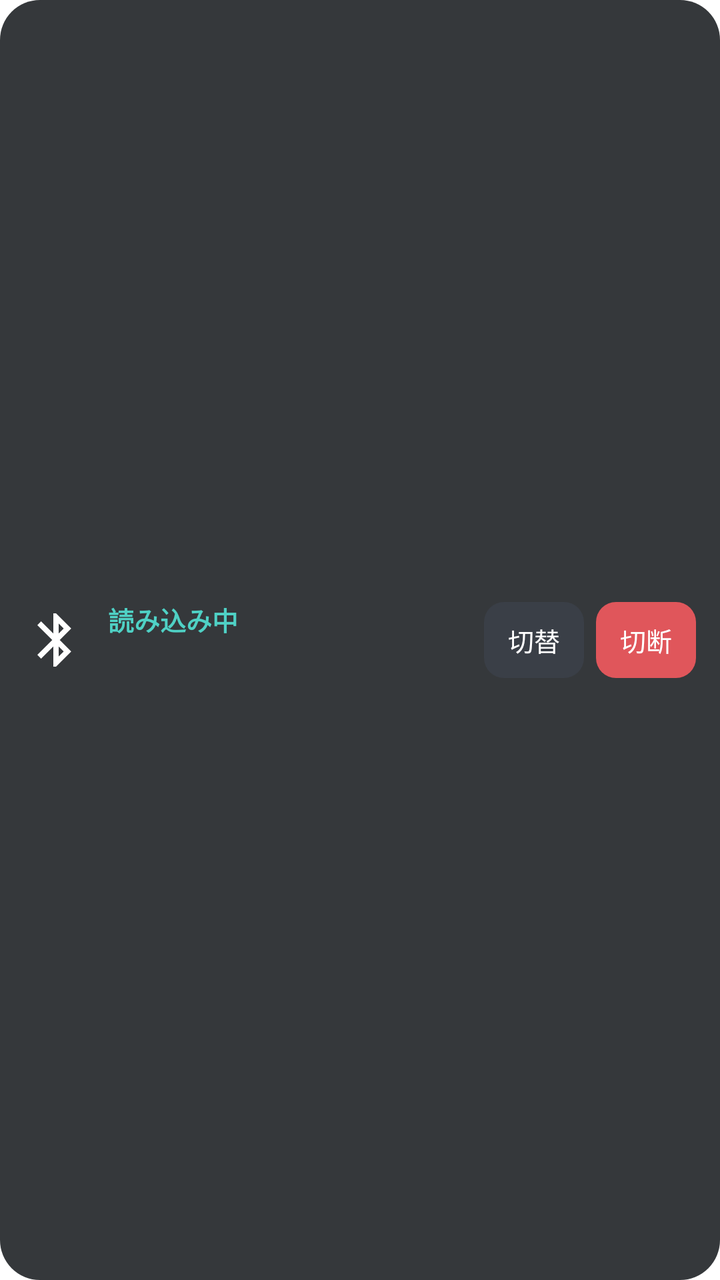
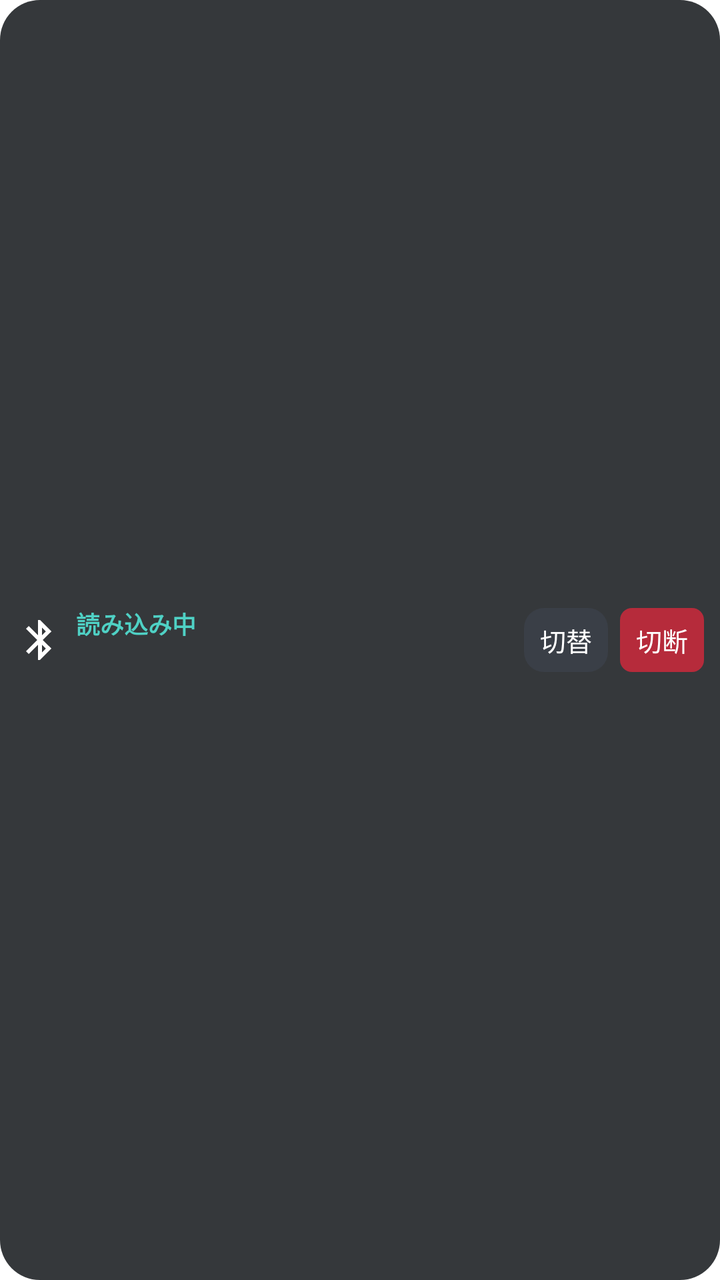

Two renders of the same Android screen: before a commit and after it. Below are the layout's source before the change and the commit's diff.
<!-- AndroidManifest.xml: fallback theme Theme.MaterialComponents.DayNight.NoActionBar -->
<!-- res/layout/widget_bt.xml -->
<LinearLayout xmlns:android="http://schemas.android.com/apk/res/android"
    android:id="@+id/root" android:layout_width="match_parent" android:layout_height="match_parent"
    android:orientation="horizontal" android:gravity="center_vertical" android:padding="12dp" android:background="@drawable/widget_bg">
    <ImageView android:id="@+id/icon" android:layout_width="32dp" android:layout_height="32dp" android:src="@drawable/ic_bt"/>
    <LinearLayout android:layout_width="0dp" android:layout_weight="1" android:layout_height="wrap_content" android:orientation="vertical" android:paddingStart="10dp">
        <TextView android:id="@+id/status" android:layout_width="wrap_content" android:layout_height="wrap_content"
            android:text="読み込み中" android:textColor="#4FD1C5" android:textSize="13sp" android:textStyle="bold"/>
        <TextView android:id="@+id/device" android:layout_width="wrap_content" android:layout_height="wrap_content"
            android:text="" android:textColor="#F2F2F2" android:textSize="15sp" android:maxLines="2" android:ellipsize="end"/>
    </LinearLayout>
    <TextView android:id="@+id/btn_switch" android:layout_width="wrap_content" android:layout_height="38dp" android:gravity="center"
        android:paddingStart="12dp" android:paddingEnd="12dp" android:layout_marginEnd="6dp"
        android:text="切替" android:textColor="#FFFFFF" android:textSize="13sp" android:background="@drawable/btn_gray_rect"/>
    <TextView android:id="@+id/btn_main" android:layout_width="wrap_content" android:layout_height="38dp" android:gravity="center"
        android:paddingStart="12dp" android:paddingEnd="12dp"
        android:text="切断" android:textColor="#FFFFFF" android:textSize="13sp" android:background="@drawable/btn_red_rect"/>
</LinearLayout>
<!-- resources referenced by this layout -->
<resources>
  <!-- drawable btn_gray_rect (drawable) -->
  <shape xmlns:android="http://schemas.android.com/apk/res/android"><solid android:color="#3A3F47"/><corners android:radius="10dp"/></shape>
  <!-- drawable btn_red_rect (drawable) -->
  <shape xmlns:android="http://schemas.android.com/apk/res/android"><solid android:color="#E0565B"/><corners android:radius="10dp"/></shape>
  <!-- drawable ic_bt (drawable) -->
  <vector xmlns:android="http://schemas.android.com/apk/res/android" android:width="24dp" android:height="24dp" android:viewportWidth="24" android:viewportHeight="24">
      <path android:fillColor="#FFFFFF" android:pathData="M17.71,7.71L12,2h-1v7.59L6.41,5 5,6.41 10.59,12 5,17.59 6.41,19 11,14.41V22h1l5.71,-5.71 -4.3,-4.29 4.3,-4.29zM13,5.83l1.88,1.88L13,9.59V5.83zM14.88,16.29L13,18.17v-3.76l1.88,1.88z"/>
  </vector>
  <!-- drawable widget_bg (drawable) -->
  <shape xmlns:android="http://schemas.android.com/apk/res/android" android:shape="rectangle">
      <solid android:color="#E6202326"/><corners android:radius="20dp"/>
  </shape>
</resources>

<!-- the commit's change to res/layout/widget_bt.xml (unified diff, before → after) -->
@@ -1,17 +1,17 @@
 <LinearLayout xmlns:android="http://schemas.android.com/apk/res/android"
     android:id="@+id/root" android:layout_width="match_parent" android:layout_height="match_parent"
-    android:orientation="horizontal" android:gravity="center_vertical" android:padding="12dp" android:background="@drawable/widget_bg">
-    <ImageView android:id="@+id/icon" android:layout_width="32dp" android:layout_height="32dp" android:src="@drawable/ic_bt"/>
-    <LinearLayout android:layout_width="0dp" android:layout_weight="1" android:layout_height="wrap_content" android:orientation="vertical" android:paddingStart="10dp">
+    android:orientation="horizontal" android:gravity="center_vertical" android:paddingHorizontal="8dp" android:paddingVertical="2dp" android:background="@drawable/widget_bg">
+    <ImageView android:id="@+id/icon" android:layout_width="24dp" android:layout_height="24dp" android:src="@drawable/ic_bt"/>
+    <LinearLayout android:layout_width="0dp" android:layout_weight="1" android:layout_height="wrap_content" android:orientation="vertical" android:paddingStart="6dp" android:paddingEnd="4dp">
         <TextView android:id="@+id/status" android:layout_width="wrap_content" android:layout_height="wrap_content"
-            android:text="読み込み中" android:textColor="#4FD1C5" android:textSize="13sp" android:textStyle="bold"/>
+            android:text="読み込み中" android:textColor="#4FD1C5" android:textSize="12sp" android:textStyle="bold" android:includeFontPadding="false" android:maxLines="1" android:ellipsize="end"/>
         <TextView android:id="@+id/device" android:layout_width="wrap_content" android:layout_height="wrap_content"
-            android:text="" android:textColor="#F2F2F2" android:textSize="15sp" android:maxLines="2" android:ellipsize="end"/>
+            android:text="" android:textColor="#F2F2F2" android:textSize="14sp" android:includeFontPadding="false" android:maxLines="1" android:ellipsize="end"/>
     </LinearLayout>
-    <TextView android:id="@+id/btn_switch" android:layout_width="wrap_content" android:layout_height="38dp" android:gravity="center"
-        android:paddingStart="12dp" android:paddingEnd="12dp" android:layout_marginEnd="6dp"
+    <TextView android:id="@+id/btn_switch" android:layout_width="wrap_content" android:layout_height="32dp" android:gravity="center" android:includeFontPadding="false" android:maxLines="1"
+        android:paddingStart="8dp" android:paddingEnd="8dp" android:layout_marginEnd="6dp"
         android:text="切替" android:textColor="#FFFFFF" android:textSize="13sp" android:background="@drawable/btn_gray_rect"/>
-    <TextView android:id="@+id/btn_main" android:layout_width="wrap_content" android:layout_height="38dp" android:gravity="center"
-        android:paddingStart="12dp" android:paddingEnd="12dp"
+    <TextView android:id="@+id/btn_main" android:layout_width="wrap_content" android:layout_height="32dp" android:gravity="center" android:includeFontPadding="false" android:maxLines="1"
+        android:paddingStart="8dp" android:paddingEnd="8dp"
         android:text="切断" android:textColor="#FFFFFF" android:textSize="13sp" android:background="@drawable/btn_red_rect"/>
 </LinearLayout>
<!-- resource entries referenced after the edit -->
@@ -3,7 +3,7 @@
   <!-- drawable btn_gray_rect (drawable) -->
   <shape xmlns:android="http://schemas.android.com/apk/res/android"><solid android:color="#3A3F47"/><corners android:radius="10dp"/></shape>
   <!-- drawable btn_red_rect (drawable) -->
-  <shape xmlns:android="http://schemas.android.com/apk/res/android"><solid android:color="#E0565B"/><corners android:radius="10dp"/></shape>
+  <shape xmlns:android="http://schemas.android.com/apk/res/android"><solid android:color="#B62B3B"/><corners android:radius="6dp"/></shape>
   <!-- drawable ic_bt (drawable) -->
   <vector xmlns:android="http://schemas.android.com/apk/res/android" android:width="24dp" android:height="24dp" android:viewportWidth="24" android:viewportHeight="24">
       <path android:fillColor="#FFFFFF" android:pathData="M17.71,7.71L12,2h-1v7.59L6.41,5 5,6.41 10.59,12 5,17.59 6.41,19 11,14.41V22h1l5.71,-5.71 -4.3,-4.29 4.3,-4.29zM13,5.83l1.88,1.88L13,9.59V5.83zM14.88,16.29L13,18.17v-3.76l1.88,1.88z"/>
